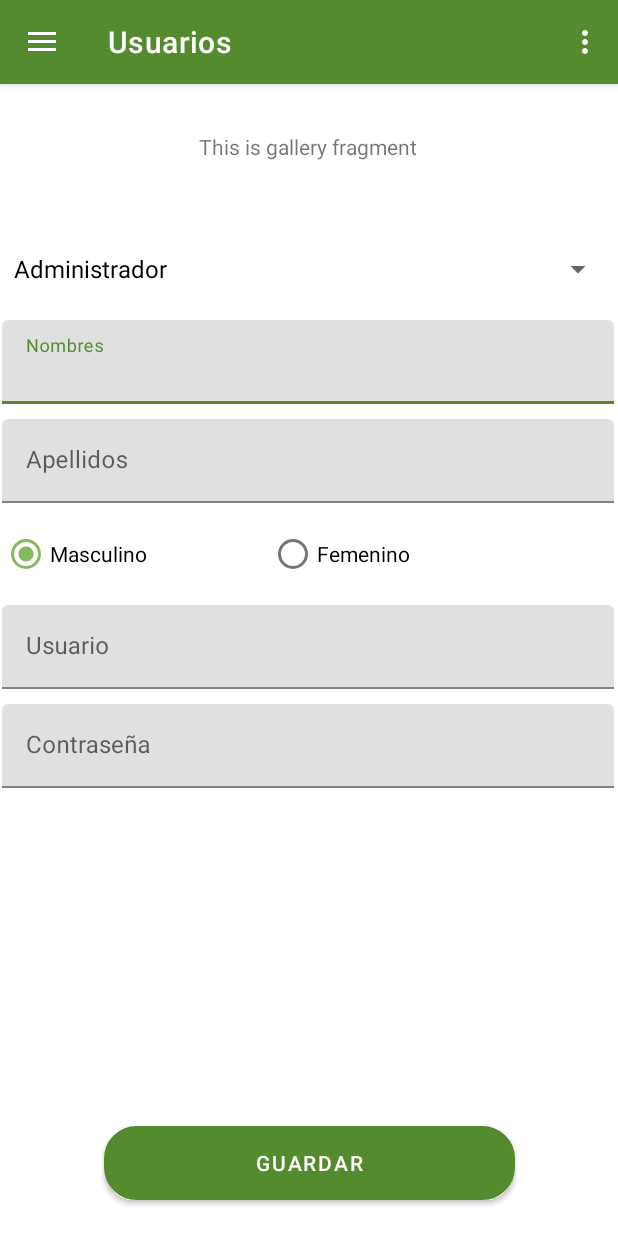
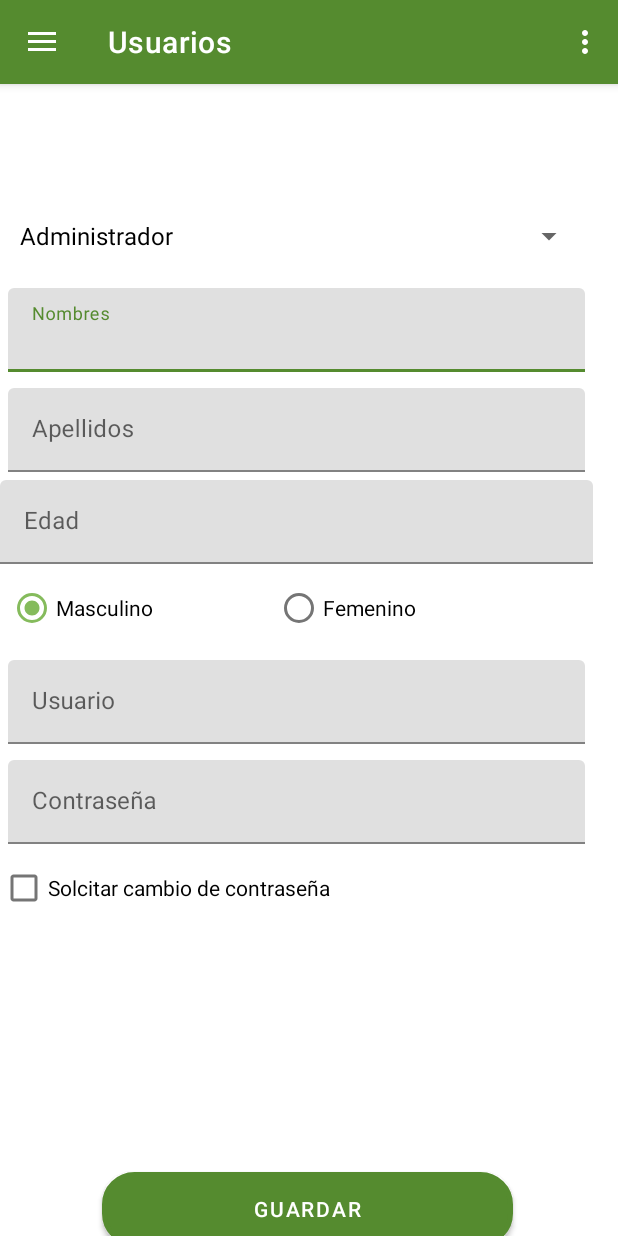
Before and after one commit to kgalarza95/otto_app_dislex, an Android app: the MainActivity screen opened directly, with no data from a screen before it, in the side drawer, after a tap on "Usuarios", on a phone screen of 412 x 824 dp. Run offline under Robolectric (Android 15) with nearby library versions, the phone set to English and light mode, and no system bars; our stand-ins replace navigation-ui; Roboto replaces fonts that are not available here.

Commit message:
se agregan cambios de pantalla de navegacion

```diff
--- /dev/null
+++ b/app/src/main/java/ec/ug/ottonavdrawer/model/ItemUsuario.java
@@ -0,0 +1,27 @@
+package ec.ug.ottonavdrawer.model;
+
+public class ItemUsuario {
+    private String nombre;
+    private String apellido;
+
+    public ItemUsuario(String nombre, String apellido) {
+        this.nombre = nombre;
+        this.apellido = apellido;
+    }
+
+    public String getNombre() {
+        return nombre;
+    }
+
+    public void setNombre(String nombre) {
+        this.nombre = nombre;
+    }
+
+    public String getApellido() {
+        return apellido;
+    }
+
+    public void setApellido(String apellido) {
+        this.apellido = apellido;
+    }
+}
--- a/app/src/main/java/ec/ug/ottonavdrawer/ui/home/HomeFragment.java
+++ b/app/src/main/java/ec/ug/ottonavdrawer/ui/home/HomeFragment.java
@@ -9,12 +9,21 @@ import android.widget.TextView;
 import androidx.annotation.NonNull;
 import androidx.fragment.app.Fragment;
 import androidx.lifecycle.ViewModelProvider;
+import androidx.recyclerview.widget.LinearLayoutManager;
+import androidx.recyclerview.widget.RecyclerView;
 
+import java.util.ArrayList;
+import java.util.List;
+
+import ec.ug.ottonavdrawer.R;
 import ec.ug.ottonavdrawer.databinding.FragmentHomeBinding;
+import ec.ug.ottonavdrawer.model.ItemUsuario;
+import ec.ug.ottonavdrawer.util.ListAdapter;
 
 public class HomeFragment extends Fragment {
 
     private FragmentHomeBinding binding;
+    List<ItemUsuario> litUsuarios;
 
     public View onCreateView(@NonNull LayoutInflater inflater,
                              ViewGroup container, Bundle savedInstanceState) {
@@ -26,6 +35,7 @@ public class HomeFragment extends Fragment {
 
         final TextView textView = binding.textHome;
         homeViewModel.getText().observe(getViewLifecycleOwner(), textView::setText);
+        init();
         return root;
     }
 
@@ -34,4 +44,22 @@ public class HomeFragment extends Fragment {
         super.onDestroyView();
         binding = null;
     }
+
+    public void init(){
+        litUsuarios = new ArrayList<>();
+        litUsuarios.add(new ItemUsuario("KEVIN","GALARZA"));
+        litUsuarios.add(new ItemUsuario("KEVIN","GALARZA"));
+        litUsuarios.add(new ItemUsuario("KEVIN","GALARZA"));
+        litUsuarios.add(new ItemUsuario("KEVIN","GALARZA"));
+        litUsuarios.add(new ItemUsuario("KEVIN","GALARZA"));
+        litUsuarios.add(new ItemUsuario("KEVIN","GALARZA"));
+        litUsuarios.add(new ItemUsuario("KEVIN","GALARZA"));
+
+        ListAdapter listAdapter = new ListAdapter(litUsuarios, getActivity());
+        //RecyclerView recyclerView = findViewById(R.id.mySegmentoRecyVi);
+        RecyclerView recyclerView =  binding.mySegmentoRecyVi;
+        recyclerView.setHasFixedSize(true);
+        recyclerView.setLayoutManager(new LinearLayoutManager(getActivity()));
+        recyclerView.setAdapter(listAdapter);
+    }
 }
--- a/app/src/main/java/ec/ug/ottonavdrawer/ui/gallery/GalleryFragment.java
+++ b/app/src/main/java/ec/ug/ottonavdrawer/ui/usuario/UsuarioFragment.java
@@ -1,4 +1,4 @@
-package ec.ug.ottonavdrawer.ui.gallery;
+package ec.ug.ottonavdrawer.ui.usuario;
 
 import android.os.Bundle;
 import android.view.LayoutInflater;
@@ -15,7 +15,7 @@ import androidx.lifecycle.ViewModelProvider;
 import ec.ug.ottonavdrawer.R;
 import ec.ug.ottonavdrawer.databinding.FragmentUsuariosBinding;
 
-public class GalleryFragment extends Fragment {
+public class UsuarioFragment extends Fragment {
 
     private FragmentUsuariosBinding binding;
 
@@ -23,13 +23,13 @@ public class GalleryFragment extends Fragment {
 
     public View onCreateView(@NonNull LayoutInflater inflater,
                              ViewGroup container, Bundle savedInstanceState) {
-        GalleryViewModel galleryViewModel =
-                new ViewModelProvider(this).get(GalleryViewModel.class);
+        UsuarioViewModel usuarioViewModel =
+                new ViewModelProvider(this).get(UsuarioViewModel.class);
 
         binding = FragmentUsuariosBinding.inflate(inflater, container, false);
         View root = binding.getRoot();
 
-        final TextView textView = binding.textView3;
+        //final TextView textView = binding.textView3;
         spTiposUsuarios = binding.spUsuarios;
 
         //Adaptador con layout por defecto
@@ -40,7 +40,7 @@ public class GalleryFragment extends Fragment {
 
         spTiposUsuarios.setAdapter(adaptador);
 
-        galleryViewModel.getText().observe(getViewLifecycleOwner(), textView::setText);
+       // usuarioViewModel.getText().observe(getViewLifecycleOwner(), textView::setText);
         return root;
     }
 
--- a/app/src/main/java/ec/ug/ottonavdrawer/ui/gallery/GalleryViewModel.java
+++ b/app/src/main/java/ec/ug/ottonavdrawer/ui/usuario/UsuarioViewModel.java
@@ -1,16 +1,16 @@
-package ec.ug.ottonavdrawer.ui.gallery;
+package ec.ug.ottonavdrawer.ui.usuario;
 
 import androidx.lifecycle.LiveData;
 import androidx.lifecycle.MutableLiveData;
 import androidx.lifecycle.ViewModel;
 
-public class GalleryViewModel extends ViewModel {
+public class UsuarioViewModel extends ViewModel {
 
     private final MutableLiveData<String> mText;
 
-    public GalleryViewModel() {
+    public UsuarioViewModel() {
         mText = new MutableLiveData<>();
-        mText.setValue("This is gallery fragment");
+        mText.setValue("");
     }
 
     public LiveData<String> getText() {
--- /dev/null
+++ b/app/src/main/java/ec/ug/ottonavdrawer/util/ListAdapter.java
@@ -0,0 +1,77 @@
+package ec.ug.ottonavdrawer.util;
+
+
+import android.content.Context;
+import android.view.LayoutInflater;
+import android.view.View;
+import android.view.ViewGroup;
+import android.widget.ImageView;
+import android.widget.Toast;
+
+import androidx.annotation.NonNull;
+import androidx.recyclerview.widget.RecyclerView;
+
+import java.util.List;
+
+import ec.ug.ottonavdrawer.R;
+import ec.ug.ottonavdrawer.model.ItemUsuario;
+
+//importante que se llame "ListAdapter" para que funcione el adpatador
+//no es necesario llamarle ListAdapter
+public class ListAdapter extends RecyclerView.Adapter<ListAdapter.ViewHolder> {
+    public List<ItemUsuario> listUsuarios;
+    public LayoutInflater layoutInflater;
+    public Context context;
+
+    public ListAdapter() {
+
+    }
+
+    public ListAdapter(List<ItemUsuario> listUsuarios, Context context) {
+        this.listUsuarios = listUsuarios;
+        this.layoutInflater = LayoutInflater.from(context);
+        this.context = context;
+    }
+
+    @Override
+    public ViewHolder onCreateViewHolder(@NonNull ViewGroup parent, int viewType) {
+        View view = layoutInflater.inflate(R.layout.item_rv_card_view, null);
+        return new ViewHolder(view);
+    }
+
+    @Override
+    public void onBindViewHolder(ViewHolder holder, int position) {
+        holder.bindData(listUsuarios.get(position));
+    }
+
+    @Override
+    public int getItemCount() {
+        return listUsuarios.size();
+    }
+
+    public void setItem(List<ItemUsuario> listUsuarios){
+        this.listUsuarios = listUsuarios;
+    }
+
+    public class ViewHolder extends RecyclerView.ViewHolder {
+        ImageView iv;
+        View manejoVista;
+        public ViewHolder(@NonNull View itemView) {
+            super(itemView);
+            manejoVista = itemView;
+            iv = itemView.findViewById(R.id.imageView3);
+        }
+
+        void bindData(final  ItemUsuario itemCv){
+            //iv
+            //aqui van los valores a modificar el card view,
+            //los texttos y demas.
+            manejoVista.setOnClickListener(new View.OnClickListener() {
+                @Override
+                public void onClick(View view) {
+                    Toast.makeText(context, "Click.. "+itemCv.getNombre(), Toast.LENGTH_SHORT).show();
+                }
+            });
+        }
+    }
+}
--- a/app/src/main/res/layout/fragment_usuarios.xml
+++ b/app/src/main/res/layout/fragment_usuarios.xml
@@ -4,40 +4,18 @@
     xmlns:tools="http://schemas.android.com/tools"
     android:layout_width="match_parent"
     android:layout_height="match_parent"
-    tools:context=".ui.gallery.GalleryFragment">
+    tools:context=".ui.usuario.UsuarioFragment">
 
-    <TextView
-        android:id="@+id/textView3"
-        android:layout_width="wrap_content"
-        android:layout_height="wrap_content"
-        android:layout_marginTop="32dp"
-        android:text="TextView"
-        app:layout_constraintEnd_toEndOf="parent"
-        app:layout_constraintHorizontal_bias="0.498"
-        app:layout_constraintStart_toStartOf="parent"
-        app:layout_constraintTop_toTopOf="parent" />
-
-    <Button
-        android:id="@+id/button"
-        android:layout_width="274dp"
-        android:layout_height="49dp"
-        android:layout_marginBottom="24dp"
-        android:background="@drawable/btn_login"
-        android:text="@string/btn_guardar"
-        app:layout_constraintBottom_toBottomOf="parent"
-        app:layout_constraintEnd_toEndOf="parent"
-        app:layout_constraintStart_toStartOf="parent" />
 
     <ScrollView
-        android:layout_width="408dp"
-        android:layout_height="541dp"
-        android:layout_marginTop="16dp"
-        app:layout_constraintBottom_toTopOf="@+id/button"
+        android:id="@+id/scrollView2"
+        android:layout_width="395dp"
+        android:layout_height="621dp"
+        android:layout_marginTop="72dp"
         app:layout_constraintEnd_toEndOf="parent"
-        app:layout_constraintHorizontal_bias="0.333"
+        app:layout_constraintHorizontal_bias="0.0"
         app:layout_constraintStart_toStartOf="parent"
-        app:layout_constraintTop_toTopOf="@+id/textView3"
-        app:layout_constraintVertical_bias="0.485">
+        app:layout_constraintTop_toTopOf="parent">
 
 
         <LinearLayout
@@ -50,13 +28,13 @@
                 android:id="@+id/sp_usuarios"
                 android:layout_width="match_parent"
                 android:layout_height="wrap_content"
-                />
+                android:layout_margin="5dp" />
 
 
             <com.google.android.material.textfield.TextInputLayout
                 android:layout_width="match_parent"
                 android:layout_height="match_parent"
-                android:layout_marginTop="10dp">
+                android:layout_margin="5dp">
 
                 <com.google.android.material.textfield.TextInputEditText
                     android:layout_width="match_parent"
@@ -67,7 +45,7 @@
             <com.google.android.material.textfield.TextInputLayout
                 android:layout_width="match_parent"
                 android:layout_height="match_parent"
-                android:layout_marginTop="10dp">
+                android:layout_margin="5dp">
 
                 <com.google.android.material.textfield.TextInputEditText
                     android:layout_width="match_parent"
@@ -75,11 +53,22 @@
                     android:hint="Apellidos" />
             </com.google.android.material.textfield.TextInputLayout>
 
+            <com.google.android.material.textfield.TextInputLayout
+                android:layout_width="match_parent"
+                android:layout_height="match_parent">
+
+                <com.google.android.material.textfield.TextInputEditText
+                    android:layout_width="match_parent"
+                    android:layout_height="wrap_content"
+                    android:inputType="number"
+                    android:hint="Edad" />
+            </com.google.android.material.textfield.TextInputLayout>
+
             <RadioGroup
                 android:layout_width="match_parent"
                 android:layout_height="match_parent"
-                    android:orientation="horizontal"
-                    android:layout_marginTop="10dp">
+                android:layout_margin="5dp"
+                android:orientation="horizontal">
 
 
                 <RadioButton
@@ -99,7 +88,7 @@
             <com.google.android.material.textfield.TextInputLayout
                 android:layout_width="match_parent"
                 android:layout_height="match_parent"
-                android:layout_marginTop="10dp">
+                android:layout_margin="5dp">
 
                 <com.google.android.material.textfield.TextInputEditText
                     android:layout_width="match_parent"
@@ -110,22 +99,37 @@
             <com.google.android.material.textfield.TextInputLayout
                 android:layout_width="match_parent"
                 android:layout_height="match_parent"
-                android:layout_marginTop="10dp">
+                android:layout_margin="5dp">
 
                 <com.google.android.material.textfield.TextInputEditText
                     android:layout_width="match_parent"
                     android:layout_height="wrap_content"
-                    android:inputType="textPassword"
-                    android:hint="@string/txt_pass" />
+                    android:hint="@string/txt_pass"
+                    android:inputType="textPassword" />
 
             </com.google.android.material.textfield.TextInputLayout>
+
+            <CheckBox
+                android:id="@+id/checkBox"
+                android:layout_width="match_parent"
+                android:layout_height="wrap_content"
+                android:text="Solcitar cambio de contraseña" />
+
 
         </LinearLayout>
 
 
-
-
     </ScrollView>
 
-
+    <Button
+        android:id="@+id/button"
+        android:layout_width="274dp"
+        android:layout_height="49dp"
+        android:layout_marginTop="32dp"
+        android:background="@drawable/btn_login"
+        android:text="@string/btn_guardar"
+        app:layout_constraintEnd_toEndOf="parent"
+        app:layout_constraintHorizontal_bias="0.495"
+        app:layout_constraintStart_toStartOf="parent"
+        app:layout_constraintTop_toBottomOf="@+id/scrollView2" />
 </androidx.constraintlayout.widget.ConstraintLayout>
--- a/app/src/main/res/navigation/mobile_navigation.xml
+++ b/app/src/main/res/navigation/mobile_navigation.xml
@@ -20,7 +20,7 @@
 
     <fragment
         android:id="@+id/nav_gallery"
-        android:name="ec.ug.ottonavdrawer.ui.gallery.GalleryFragment"
+        android:name="ec.ug.ottonavdrawer.ui.usuario.UsuarioFragment"
         android:label="@string/menu_user"
         tools:layout="@layout/fragment_usuarios" />
 
```
Also changed, not shown: app/src/main/res/layout/fragment_home.xml (+9 -0 lines), app/src/main/res/layout/item_rv_card_view.xml (added, +54 -0 lines). Lines whose indentation alone changed are shown as unchanged.
